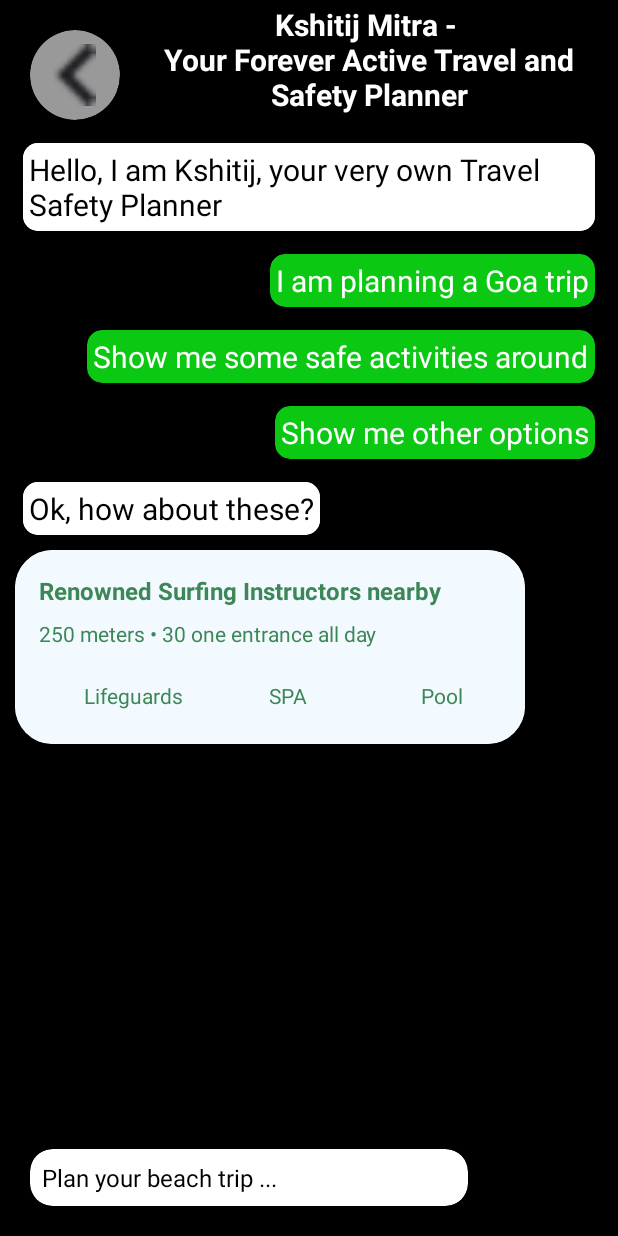
After one commit to Zaid-0504/Kshitij_SIH, an Android app: the ChatBotActivity screen opened directly, with no data from a screen before it, on a phone screen of 412 x 824 dp. The commit adds this screen. Run offline under Robolectric (Android 15) with nearby library versions, the phone set to English and light mode, and no system bars.

Commit message:
new commit

```diff
--- a/app/src/main/AndroidManifest.xml
+++ b/app/src/main/AndroidManifest.xml
@@ -19,6 +19,12 @@
         android:supportsRtl="true"
         android:theme="@style/Theme.KshitijSIH"
         tools:targetApi="31">
+        <activity
+            android:name=".ChatBotActivity"
+            android:exported="false" />
+        <activity
+            android:name=".CommunityActivity"
+            android:exported="false" />
         <activity
             android:name=".AlertActivity"
             android:exported="false" />
--- a/app/src/main/java/com/example/kshitijsih/AlertActivity.kt
+++ b/app/src/main/java/com/example/kshitijsih/AlertActivity.kt
@@ -11,7 +11,7 @@ class AlertActivity : AppCompatActivity() {
         super.onCreate(savedInstanceState)
         enableEdgeToEdge()
         setContentView(R.layout.activity_alert)
-        ViewCompat.setOnApplyWindowInsetsListener(findViewById(R.id.main)) { v, insets ->
+        ViewCompat.setOnApplyWindowInsetsListener(findViewById(R.id.alert_main)) { v, insets ->
             val systemBars = insets.getInsets(WindowInsetsCompat.Type.systemBars())
             v.setPadding(systemBars.left, systemBars.top, systemBars.right, systemBars.bottom)
             insets
--- /dev/null
+++ b/app/src/main/java/com/example/kshitijsih/ChatBotActivity.kt
@@ -0,0 +1,21 @@
+package com.example.kshitijsih
+
+import android.os.Bundle
+import androidx.activity.enableEdgeToEdge
+import androidx.appcompat.app.AppCompatActivity
+import androidx.core.view.ViewCompat
+import androidx.core.view.WindowInsetsCompat
+
+class ChatBotActivity : AppCompatActivity() {
+    override fun onCreate(savedInstanceState: Bundle?) {
+        super.onCreate(savedInstanceState)
+        enableEdgeToEdge()
+        setContentView(R.layout.activity_chat_bot)
+        ViewCompat.setOnApplyWindowInsetsListener(findViewById(R.id.main)) { v, insets ->
+            val systemBars = insets.getInsets(WindowInsetsCompat.Type.systemBars())
+            v.setPadding(systemBars.left, systemBars.top, systemBars.right, systemBars.bottom)
+            insets
+        }
+
+    }
+}
--- a/app/src/main/res/drawable/back_icon.xml
+++ /dev/null
@@ -1,5 +0,0 @@
-<vector xmlns:android="http://schemas.android.com/apk/res/android" android:autoMirrored="true" android:height="24dp" android:tint="#000000" android:viewportHeight="24" android:viewportWidth="24" android:width="24dp">
-
-    <path android:fillColor="@android:color/white" android:pathData="M11.67,3.87L9.9,2.1 0,12l9.9,9.9 1.77,-1.77L3.54,12z"/>
-
-</vector>
--- a/app/src/main/res/layout/activity_alert.xml
+++ b/app/src/main/res/layout/activity_alert.xml
@@ -1,5 +1,6 @@
 <?xml version="1.0" encoding="utf-8"?>
 <LinearLayout
+    android:id="@+id/alert_main"
     xmlns:android="http://schemas.android.com/apk/res/android"
     android:layout_width="match_parent"
     android:layout_height="match_parent"
--- /dev/null
+++ b/app/src/main/res/layout/activity_chat_bot.xml
@@ -0,0 +1,270 @@
+<?xml version="1.0" encoding="utf-8"?>
+<LinearLayout
+    xmlns:android="http://schemas.android.com/apk/res/android"
+    xmlns:tools="http://schemas.android.com/tools"
+    xmlns:app="http://schemas.android.com/apk/res-auto"
+    android:layout_width="match_parent"
+    android:layout_height="match_parent"
+    android:orientation="vertical"
+    android:padding="0dp"
+    android:background="@color/black"
+    android:id="@+id/main"
+    tools:context=".MainActivity">
+
+    <ScrollView
+        android:id="@+id/scrollView"
+        android:layout_width="match_parent"
+        android:layout_height="0dp"
+        android:layout_weight="1"
+        android:fillViewport="true">
+
+        <LinearLayout
+            android:id="@+id/chatLayoutContainer"
+            android:layout_width="match_parent"
+            android:layout_height="wrap_content"
+            android:orientation="vertical">
+
+            <LinearLayout
+                android:id="@+id/chatLayout1"
+                android:layout_width="wrap_content"
+                android:layout_height="wrap_content"
+                android:orientation="horizontal">
+
+                <androidx.cardview.widget.CardView
+                    android:layout_width="60dp"
+                    android:layout_height="60dp"
+                    android:layout_marginStart="20dp"
+                    android:layout_marginTop="20dp"
+                    android:backgroundTint="#99FFFFFF"
+                    android:elevation="15dp"
+                    android:outlineSpotShadowColor="@color/black"
+                    app:cardCornerRadius="30dp">
+
+                    <ImageView
+                        android:layout_width="37dp"
+                        android:layout_height="41dp"
+                        android:layout_gravity="center"
+                        android:src="@drawable/back_icon" />
+
+                </androidx.cardview.widget.CardView>
+
+                <ImageView
+                    android:layout_width="wrap_content"
+                    android:layout_height="wrap_content"
+                    />
+
+                <TextView
+                    android:layout_width="match_parent"
+                    android:layout_height="wrap_content"
+                    android:layout_gravity="center_vertical"
+                    android:textStyle="bold"
+                    android:textColor="@color/white"
+                    android:textSize="20sp"
+                    android:gravity="center"
+                    android:text="Kshitij Mitra - \nYour Forever Active Travel and Safety Planner" />
+            </LinearLayout>
+
+            <LinearLayout
+                android:id="@+id/chatLayout4"
+                android:layout_width="match_parent"
+                android:layout_height="wrap_content"
+                android:orientation="horizontal">
+
+                <ImageView
+                    android:layout_width="wrap_content"
+                    android:layout_height="wrap_content"
+                    />
+                <androidx.cardview.widget.CardView
+                    android:layout_width="wrap_content"
+                    android:layout_height="wrap_content"
+                    app:layout_constraintTop_toTopOf="parent"
+                    app:layout_constraintStart_toStartOf="parent"
+                    android:layout_marginHorizontal="15dp"
+                    android:layout_marginTop="15dp"
+                    app:cardCornerRadius="10dp">
+                    <TextView
+                        android:layout_width="wrap_content"
+                        android:layout_height="wrap_content"
+                        android:padding="4dp"
+                        android:layout_gravity="center_vertical"
+                        android:textColor="@color/black"
+                        android:textSize="20sp"
+                        android:background="@color/white"
+                        android:gravity="left"
+                        android:text="Hello, I am Kshitij, your very own Travel Safety Planner"/>
+                </androidx.cardview.widget.CardView>
+            </LinearLayout>
+            <LinearLayout
+                android:id="@+id/chatLayout3"
+                android:layout_width="match_parent"
+                android:layout_height="wrap_content"
+                android:orientation="horizontal"
+                android:gravity="end">
+
+                <androidx.cardview.widget.CardView
+                    android:layout_width="wrap_content"
+                    android:layout_height="wrap_content"
+                    app:layout_constraintTop_toTopOf="parent"
+                    app:layout_constraintStart_toStartOf="parent"
+                    android:layout_marginHorizontal="15dp"
+                    android:layout_marginTop="15dp"
+                    android:backgroundTint="@color/background_green"
+                    app:cardCornerRadius="10dp">
+                    <TextView
+                        android:layout_width="wrap_content"
+                        android:layout_height="wrap_content"
+                        android:layout_gravity="center_vertical"
+                        android:textColor="@color/white"
+                        android:textSize="20sp"
+                        android:padding="4dp"
+                        android:gravity="left"
+                        android:text="I am planning a Goa trip"/>
+                </androidx.cardview.widget.CardView>
+            </LinearLayout>
+            <LinearLayout
+                android:id="@+id/chatLayout_2"
+                android:layout_width="match_parent"
+                android:layout_height="wrap_content"
+                android:orientation="horizontal"
+                android:gravity="end">
+
+                <androidx.cardview.widget.CardView
+                    android:layout_width="wrap_content"
+                    android:layout_height="wrap_content"
+                    app:layout_constraintTop_toTopOf="parent"
+                    app:layout_constraintStart_toStartOf="parent"
+                    android:layout_marginHorizontal="15dp"
+                    android:layout_marginTop="15dp"
+                    android:backgroundTint="@color/background_green"
+                    app:cardCornerRadius="10dp">
+                    <TextView
+                        android:layout_width="wrap_content"
+                        android:layout_height="wrap_content"
+                        android:layout_gravity="center_vertical"
+                        android:textColor="@color/white"
+                        android:textSize="20sp"
+                        android:padding="4dp"
+                        android:gravity="left"
+                        android:text="Show me some safe activities around"/>
+                </androidx.cardview.widget.CardView>
+            </LinearLayout>
+            <LinearLayout
+                android:id="@+id/chatLayout_3"
+                android:layout_width="match_parent"
+                android:layout_height="wrap_content"
+                android:orientation="horizontal"
+                android:gravity="end">
+
+                <androidx.cardview.widget.CardView
+                    android:layout_width="wrap_content"
+                    android:layout_height="wrap_content"
+                    app:layout_constraintTop_toTopOf="parent"
+                    app:layout_constraintStart_toStartOf="parent"
+                    android:layout_marginHorizontal="15dp"
+                    android:layout_marginTop="15dp"
+                    android:backgroundTint="@color/background_green"
+                    app:cardCornerRadius="10dp">
+                    <TextView
+                        android:layout_width="wrap_content"
+                        android:layout_height="wrap_content"
+                        android:layout_gravity="center_vertical"
+                        android:textColor="@color/white"
+                        android:textSize="20sp"
+                        android:padding="4dp"
+                        android:gravity="left"
+                        android:text="Show me other options"/>
+                </androidx.cardview.widget.CardView>
+            </LinearLayout>
+            <LinearLayout
+                android:id="@+id/chatLayout2"
+                android:layout_width="match_parent"
+                android:layout_height="wrap_content"
+                android:orientation="horizontal">
+
+                <ImageView
+                    android:layout_width="wrap_content"
+                    android:layout_height="wrap_content"
+                    />
+                <androidx.cardview.widget.CardView
+                    android:layout_width="wrap_content"
+                    android:layout_height="wrap_content"
+                    app:layout_constraintTop_toTopOf="parent"
+                    app:layout_constraintStart_toStartOf="parent"
+                    android:layout_marginHorizontal="15dp"
+                    android:layout_marginTop="15dp"
+                    app:cardCornerRadius="10dp">
+                    <TextView
+                        android:layout_width="wrap_content"
+                        android:layout_height="wrap_content"
+                        android:padding="4dp"
+                        android:layout_gravity="center_vertical"
+                        android:textColor="@color/black"
+                        android:textSize="20sp"
+                        android:background="@color/white"
+                        android:gravity="left"
+                        android:text="Ok, how about these?"/>
+                </androidx.cardview.widget.CardView>
+            </LinearLayout>
+            <LinearLayout
+                android:layout_width="wrap_content"
+                android:layout_height="wrap_content"
+                android:padding="10dp">
+
+                <include layout="@layout/travelplancard" />
+            </LinearLayout>
+        </LinearLayout>
+
+
+    </ScrollView>
+
+    <LinearLayout
+        xmlns:android="http://schemas.android.com/apk/res/android"
+        android:layout_width="match_parent"
+        android:layout_height="wrap_content"
+        android:orientation="horizontal"
+        android:padding="4dp"
+        android:weightSum="5"
+        android:layout_margin="16dp">
+        <androidx.cardview.widget.CardView
+            android:layout_width="wrap_content"
+            android:layout_height="wrap_content"
+            android:backgroundTint="@color/white"
+            android:layout_weight="3"
+            app:cardCornerRadius="15dp"
+            >
+
+            <EditText
+                android:id="@+id/inputField"
+                android:layout_width="wrap_content"
+                android:layout_height="wrap_content"
+                android:layout_weight="1"
+                android:text="Plan your beach trip ..."
+                android:textColor="@color/black"
+                android:background="@null"
+                android:padding="8dp"
+                android:textSize="16sp"
+                android:inputType="text" />
+        </androidx.cardview.widget.CardView>
+
+        <ImageButton
+            android:id="@+id/microphoneButton"
+            android:layout_width="wrap_content"
+            android:layout_height="wrap_content"
+
+            android:layout_gravity="center_vertical"
+            android:layout_weight="1"
+            android:background="@null"
+            android:contentDescription="Microphone" />
+
+        <ImageButton
+            android:id="@+id/iconButton"
+            android:layout_width="wrap_content"
+            android:layout_height="wrap_content"
+
+            android:layout_gravity="center_vertical"
+            android:layout_weight="1"
+            android:background="@null"
+            android:contentDescription="Icon" />
+
+    </LinearLayout>
+</LinearLayout>
--- a/app/src/main/res/layout/explore_bottom_sheet.xml
+++ b/app/src/main/res/layout/explore_bottom_sheet.xml
@@ -7,7 +7,7 @@
     app:cardCornerRadius="50dp"
     app:layout_behavior="@string/bottom_sheet_behavior"
     app:behavior_hideable="true"
-    app:behavior_peekHeight="116dp"
+    app:behavior_peekHeight="186dp"
     xmlns:app="http://schemas.android.com/apk/res-auto">
 
     <androidx.constraintlayout.widget.ConstraintLayout
--- /dev/null
+++ b/app/src/main/res/layout/travelplancard.xml
@@ -0,0 +1,142 @@
+<?xml version="1.0" encoding="utf-8"?>
+<androidx.cardview.widget.CardView
+    xmlns:android="http://schemas.android.com/apk/res/android"
+    xmlns:app="http://schemas.android.com/apk/res-auto"
+    app:cardCornerRadius="25dp"
+    android:layout_width="340dp"
+    android:layout_centerHorizontal="true"
+    android:layout_centerVertical="true"
+    android:background="@color/white"
+    android:layout_height="wrap_content">
+    <LinearLayout
+        android:layout_width="match_parent"
+        android:layout_height="wrap_content"
+        android:background="#F3FAFF"
+        android:orientation="vertical"
+        android:padding="16dp">
+
+        <!-- Title -->
+        <TextView
+            android:id="@+id/title"
+            android:layout_width="match_parent"
+            android:layout_height="wrap_content"
+            android:text="Renowned Surfing Instructors nearby"
+            android:textColor="#3D8757"
+            android:textSize="16sp"
+            android:textStyle="bold"
+            android:layout_marginBottom="8dp" />
+
+        <!-- Distance and Entrance Fee -->
+        <LinearLayout
+            android:layout_width="match_parent"
+            android:layout_height="wrap_content"
+            android:orientation="horizontal"
+            android:layout_marginBottom="16dp">
+
+            <TextView
+                android:id="@+id/distance"
+                android:layout_width="wrap_content"
+                android:layout_height="wrap_content"
+                android:text="250 meters"
+                android:textColor="#3D8757"
+                android:textSize="14sp" />
+
+            <TextView
+                android:id="@+id/divider"
+                android:layout_width="wrap_content"
+                android:layout_height="wrap_content"
+                android:text=" • "
+                android:textColor="#3D8757"
+                android:textSize="14sp" />
+
+            <TextView
+                android:id="@+id/entrance_fee"
+                android:layout_width="wrap_content"
+                android:layout_height="wrap_content"
+                android:text="30 one entrance all day"
+                android:textColor="#3D8757"
+                android:textSize="14sp" />
+        </LinearLayout>
+
+        <!-- Features -->
+        <LinearLayout
+            android:layout_width="match_parent"
+            android:layout_height="wrap_content"
+            android:orientation="horizontal"
+            android:gravity="center_vertical"
+            android:weightSum="3">
+
+            <LinearLayout
+                android:layout_width="0dp"
+                android:layout_height="wrap_content"
+                android:layout_weight="1"
+                android:orientation="horizontal"
+                android:gravity="center"
+                android:padding="6dp"
+                android:background="#F3FAFF">
+
+                <ImageView
+                    android:layout_width="20dp"
+                    android:layout_height="20dp"
+
+                    android:contentDescription="Lifeguards" />
+
+                <TextView
+                    android:layout_width="wrap_content"
+                    android:layout_height="wrap_content"
+                    android:layout_marginStart="4dp"
+                    android:text="Lifeguards"
+                    android:textSize="14sp"
+                    android:textColor="#3D8757" />
+            </LinearLayout>
+
+            <LinearLayout
+                android:layout_width="0dp"
+                android:layout_height="wrap_content"
+                android:layout_weight="1"
+                android:orientation="horizontal"
+                android:gravity="center"
+                android:padding="6dp"
+                android:background="#F3FAFF">
+
+                <ImageView
+                    android:layout_width="20dp"
+                    android:layout_height="20dp"
+
+                    android:contentDescription="SPA" />
+
+                <TextView
+                    android:layout_width="wrap_content"
+                    android:layout_height="wrap_content"
+                    android:layout_marginStart="4dp"
+                    android:text="SPA"
+                    android:textSize="14sp"
+                    android:textColor="#3D8757" />
+            </LinearLayout>
+
+            <LinearLayout
+                android:layout_width="0dp"
+                android:layout_height="wrap_content"
+                android:layout_weight="1"
+                android:orientation="horizontal"
+                android:gravity="center"
+                android:padding="6dp"
+                android:background="#F3FAFF">
+
+                <ImageView
+                    android:layout_width="20dp"
+                    android:layout_height="20dp"
+
+                    android:contentDescription="Pool" />
+
+                <TextView
+                    android:layout_width="wrap_content"
+                    android:layout_height="wrap_content"
+                    android:layout_marginStart="4dp"
+                    android:text="Pool"
+                    android:textSize="14sp"
+                    android:textColor="#3D8757" />
+            </LinearLayout>
+        </LinearLayout>
+    </LinearLayout>
+</androidx.cardview.widget.CardView>
```
Also changed, not shown: app/src/main/java/com/example/kshitijsih/CommunityActivity.kt (added, +21 -0 lines), app/src/main/java/com/example/kshitijsih/MainActivity.kt (+9 -0 lines), app/src/main/java/com/example/kshitijsih/SafezoneFragment.kt (+12 -0 lines), app/src/main/res/layout/activity_community.xml (added, +254 -0 lines), app/src/main/res/drawable/back_icon.png (added), app/src/main/res/drawable/profile_image.png (added), app/src/main/res/drawable/search_icon.png (added), 5 other files.
